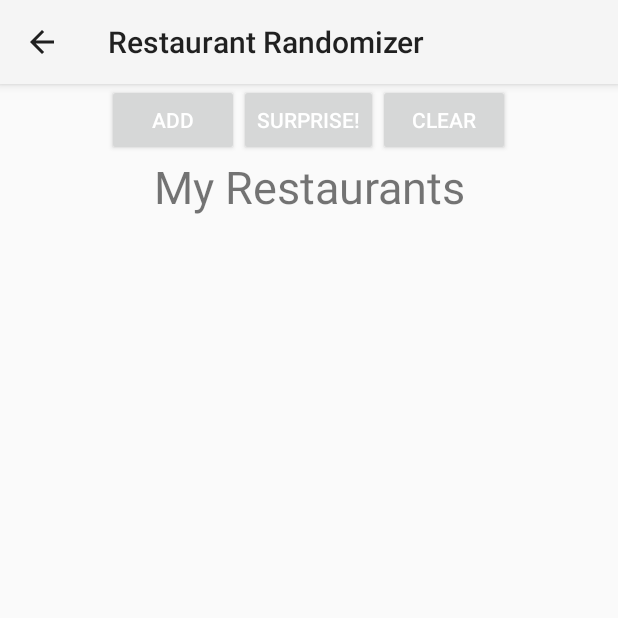
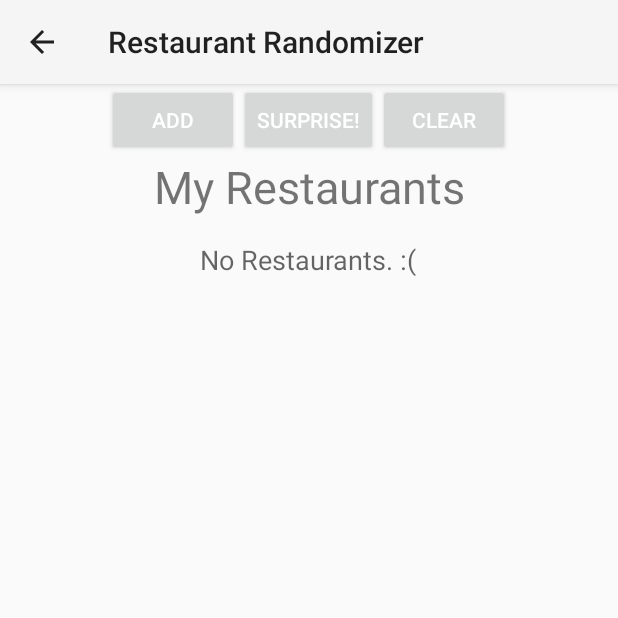
Before and after one commit to PoisonIvysaurBridge/WIRTECRepo, an Android app: the RestaurantActivity screen opened directly, with no data from a screen before it, after a tap on "CLEAR", on a phone screen of 412 x 824 dp, the top half of it. Run offline under Robolectric (Android 15) with nearby library versions, the phone set to English and light mode, and no system bars.

Commit message:
added empty text view layout

```diff
--- a/app/src/main/java/com/example/android/wir_tecrepo/RestaurantActivity.java
+++ b/app/src/main/java/com/example/android/wir_tecrepo/RestaurantActivity.java
@@ -12,6 +12,7 @@ import android.support.v7.widget.RecyclerView;
 import android.support.v7.widget.helper.ItemTouchHelper;
 import android.view.View;
 import android.widget.Button;
+import android.widget.TextView;
 import android.widget.Toast;
 
 import java.util.ArrayList;
@@ -28,6 +29,7 @@ public class RestaurantActivity extends AppCompatActivity implements RecyclerIte
     /** The adapter used for the recycler view */               private RestaurantAdapter mAdapter;
     /** The layout manager for the recycler view */             private RecyclerView.LayoutManager mLayoutManager;
     /** The layout for the snackbar with undo delete */         private ConstraintLayout constraintLayout;
+    /** TextView that is displayed when the list is empty */    private TextView mEmptyStateTextView;
 
     @Override
     protected void onCreate(@Nullable Bundle savedInstanceState) {
@@ -44,6 +46,9 @@ public class RestaurantActivity extends AppCompatActivity implements RecyclerIte
         // use a linear layout manager
         mLayoutManager = new LinearLayoutManager(this);
         mRecyclerView.setLayoutManager(mLayoutManager);
+
+        mEmptyStateTextView = (TextView) findViewById(R.id.empty_view);
+        mEmptyStateTextView.setVisibility(View.GONE);
 
         // This draws a line separator for each row
         //mRecyclerView.addItemDecoration(new DividerItemDecoration(this, LinearLayoutManager.VERTICAL));
@@ -97,7 +102,10 @@ public class RestaurantActivity extends AppCompatActivity implements RecyclerIte
             @Override
             public void onClick(View view) {
                 restaurants.clear();
-                mAdapter.notifyDataSetChanged();
+                //mAdapter.notifyDataSetChanged();
+                mRecyclerView.setVisibility(View.GONE);
+                mEmptyStateTextView.setText("No Restaurants. :(");
+                mEmptyStateTextView.setVisibility(View.VISIBLE);
             }
         });
 
--- a/app/src/main/res/layout/activity_restaurant.xml
+++ b/app/src/main/res/layout/activity_restaurant.xml
@@ -53,6 +53,15 @@
             android:layout_height="wrap_content"
             android:scrollbars="vertical" />
 
+        <!-- Empty view is only visible when the list has no items. -->
+        <TextView
+            android:id="@+id/empty_view"
+            android:layout_width="wrap_content"
+            android:layout_height="wrap_content"
+            android:layout_gravity="center"
+            android:layout_marginVertical="@dimen/activity_vertical_margin"
+            android:textAppearance="?android:textAppearanceMedium" />
+
     </LinearLayout>
 
 
```
